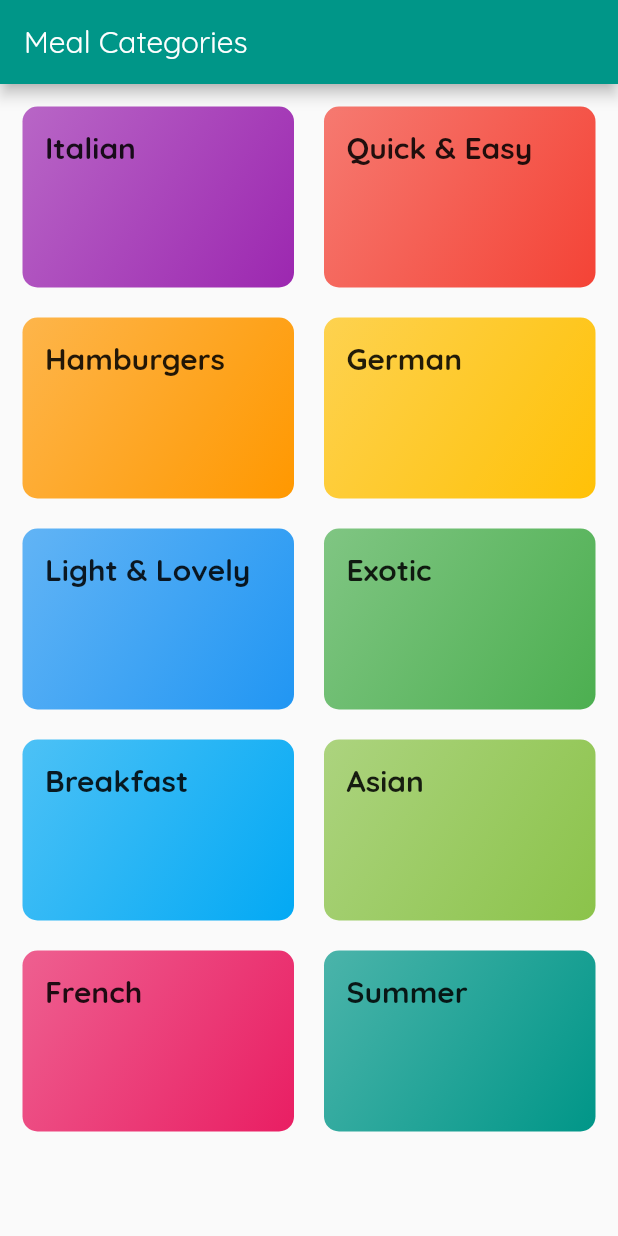
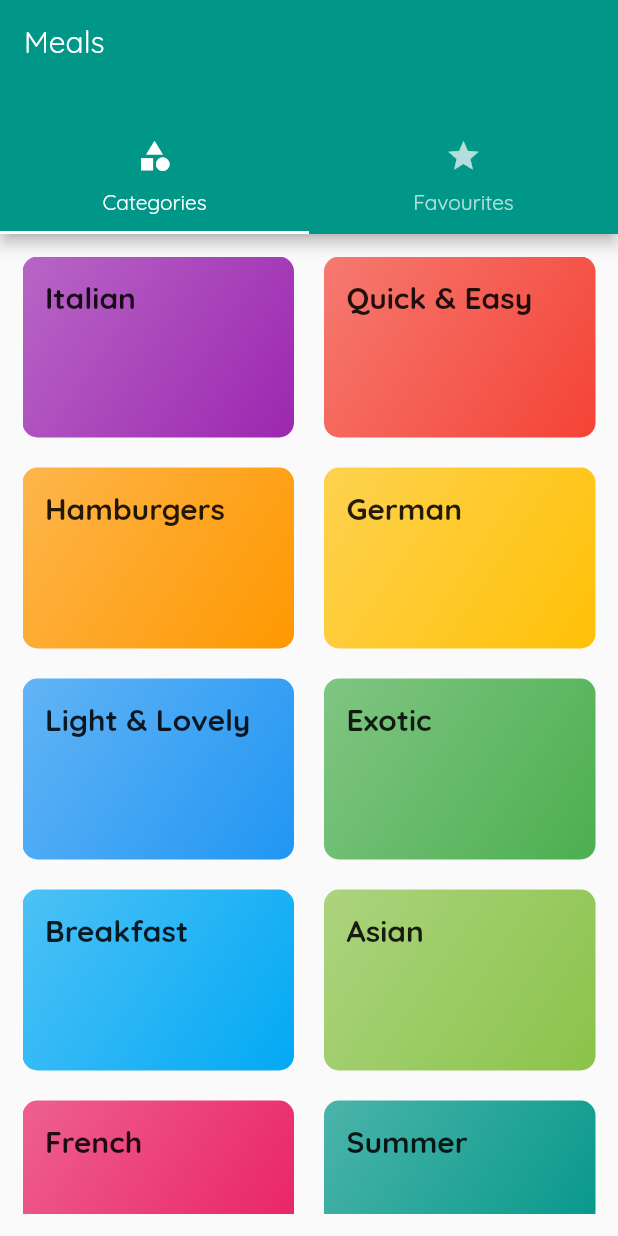
Before and after one commit to sdeaditya/expenses_app, a Flutter app: the screen it shows after launch, on a phone screen of 412 x 824 dp. Run offline on Flutter 3.47's test engine with Material 2 defaults, Android fonts, the phone set to English and light mode, and no system bars.

Commit message:
added tab bar to app

```diff
--- a/lib/meals/category_screen.dart
+++ b/lib/meals/category_screen.dart
@@ -11,11 +11,7 @@ class CategoryScreen extends StatelessWidget {
 
   @override
   Widget build(BuildContext context) {
-    return Scaffold(
-      appBar: AppBar(
-        title: Text("Meal Categories"),
-      ),
-      body: Container(
+    return Container(
         padding: EdgeInsets.all(15),
         child: GridView(
             children: DUMMY_CATEGORIES
@@ -28,7 +24,6 @@ class CategoryScreen extends StatelessWidget {
                 maxCrossAxisExtent: 200,
                 childAspectRatio: 3 / 2,
                 crossAxisSpacing: 20,
-                  mainAxisSpacing: 20))),
-    );
+                mainAxisSpacing: 20)));
   }
 }
--- /dev/null
+++ b/lib/meals/favourite_screen.dart
@@ -0,0 +1,12 @@
+import 'package:flutter/material.dart';
+
+class FavouriteScreen extends StatelessWidget {
+  const FavouriteScreen({Key? key}) : super(key: key);
+
+  @override
+  Widget build(BuildContext context) {
+    return Center(
+      child: Text("Favourites"),
+    );
+  }
+}
--- a/lib/meals/main.dart
+++ b/lib/meals/main.dart
@@ -2,6 +2,7 @@
 
 import 'package:flutter/material.dart';
 import 'package:flutter_app/meals/category_meals_screen.dart';
+import 'package:flutter_app/meals/tabBar.dart';
 
 import 'category_screen.dart';
 
@@ -14,7 +15,7 @@ class MyApp extends StatelessWidget {
       title: 'DeliMeals',
       theme: ThemeData(primarySwatch: Colors.teal, fontFamily: 'Quicksand'),
       routes: {
-        '/': (context) => CategoryScreen(),
+        '/': (context) => TabBarScreen(),
         MealsScreen.routeName: (context) => MealsScreen(),
       },
       onGenerateRoute: (settings) {
--- /dev/null
+++ b/lib/meals/tabBar.dart
@@ -0,0 +1,40 @@
+// ignore_for_file: file_names, prefer_const_constructors
+
+import 'package:flutter/material.dart';
+import 'package:flutter_app/meals/category_screen.dart';
+import 'package:flutter_app/meals/favourite_screen.dart';
+
+class TabBarScreen extends StatefulWidget {
+  @override
+  State<TabBarScreen> createState() => _TabBarState();
+}
+
+class _TabBarState extends State<TabBarScreen> {
+  @override
+  Widget build(BuildContext context) {
+    return DefaultTabController(
+      length: 2,
+      child: Scaffold(
+        appBar: AppBar(
+          title: const Text("Meals"),
+          bottom: PreferredSize(
+            preferredSize: Size.fromHeight(100),
+            child: TabBar(
+              tabs: const [
+                Tab(
+                  icon: Icon(Icons.category),
+                  text: "Categories",
+                ),
+                Tab(
+                  icon: Icon(Icons.star),
+                  text: "Favourites",
+                ),
+              ],
+            ),
+          ),
+        ),
+        body: TabBarView(children: [CategoryScreen(), FavouriteScreen()]),
+      ),
+    );
+  }
+}
```
Lines whose indentation alone changed are shown as unchanged.
